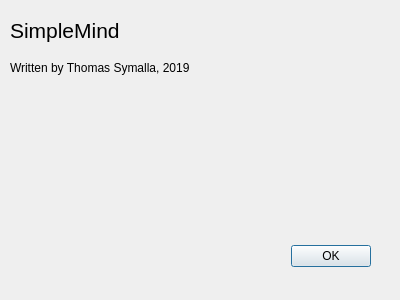
Qt form about.ui (tsymalla/mindmap-editor) before a commit.
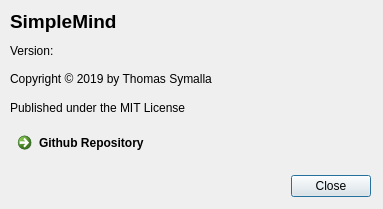
The same form after that commit.

```diff
--- a/about.ui
+++ b/about.ui
@@ -6,8 +6,8 @@
    <rect>
     <x>0</x>
     <y>0</y>
-    <width>400</width>
-    <height>300</height>
+    <width>383</width>
+    <height>209</height>
    </rect>
   </property>
   <property name="windowTitle">
@@ -17,7 +17,7 @@
    <property name="geometry">
     <rect>
      <x>30</x>
-     <y>240</y>
+     <y>170</y>
      <width>341</width>
      <height>32</height>
     </rect>
@@ -26,39 +26,62 @@
     <enum>Qt::Horizontal</enum>
    </property>
    <property name="standardButtons">
-    <set>QDialogButtonBox::Ok</set>
+    <set>QDialogButtonBox::Close</set>
    </property>
   </widget>
-  <widget class="QLabel" name="label">
+  <widget class="QWidget" name="verticalLayoutWidget">
    <property name="geometry">
     <rect>
      <x>10</x>
      <y>10</y>
-     <width>381</width>
-     <height>41</height>
+     <width>361</width>
+     <height>151</height>
     </rect>
    </property>
+   <layout class="QVBoxLayout" name="verticalLayout">
+    <item>
+     <widget class="QLabel" name="label">
    <property name="font">
     <font>
-     <pointsize>16</pointsize>
+        <pointsize>14</pointsize>
+        <weight>75</weight>
+        <bold>true</bold>
     </font>
    </property>
    <property name="text">
     <string>SimpleMind</string>
    </property>
   </widget>
+    </item>
+    <item>
+     <widget class="QLabel" name="lblVersion">
+      <property name="text">
+       <string>Version:</string>
+      </property>
+     </widget>
+    </item>
+    <item>
+     <widget class="QLabel" name="label_3">
+      <property name="text">
+       <string>&lt;html&gt;&lt;head/&gt;&lt;body&gt;&lt;p&gt;Copyright © 2019 by Thomas Symalla&lt;/p&gt;&lt;/body&gt;&lt;/html&gt;</string>
+      </property>
+     </widget>
+    </item>
+    <item>
   <widget class="QLabel" name="label_2">
-   <property name="geometry">
-    <rect>
-     <x>10</x>
-     <y>60</y>
-     <width>371</width>
-     <height>16</height>
-    </rect>
-   </property>
+      <property name="text">
+       <string>Published under the MIT License</string>
+      </property>
+     </widget>
+    </item>
+    <item>
+     <widget class="QCommandLinkButton" name="commandLinkButton">
    <property name="text">
-    <string>Written by Thomas Symalla, 2019</string>
-   </property>
+       <string>Github Repository</string>
+      </property>
+     </widget>
+    </item>
+   </layout>
   </widget>
  </widget>
  <resources/>
```
Left out of the diff: 2 changed lines with no effect on the pictures. Lines whose indentation alone changed are shown as unchanged.
